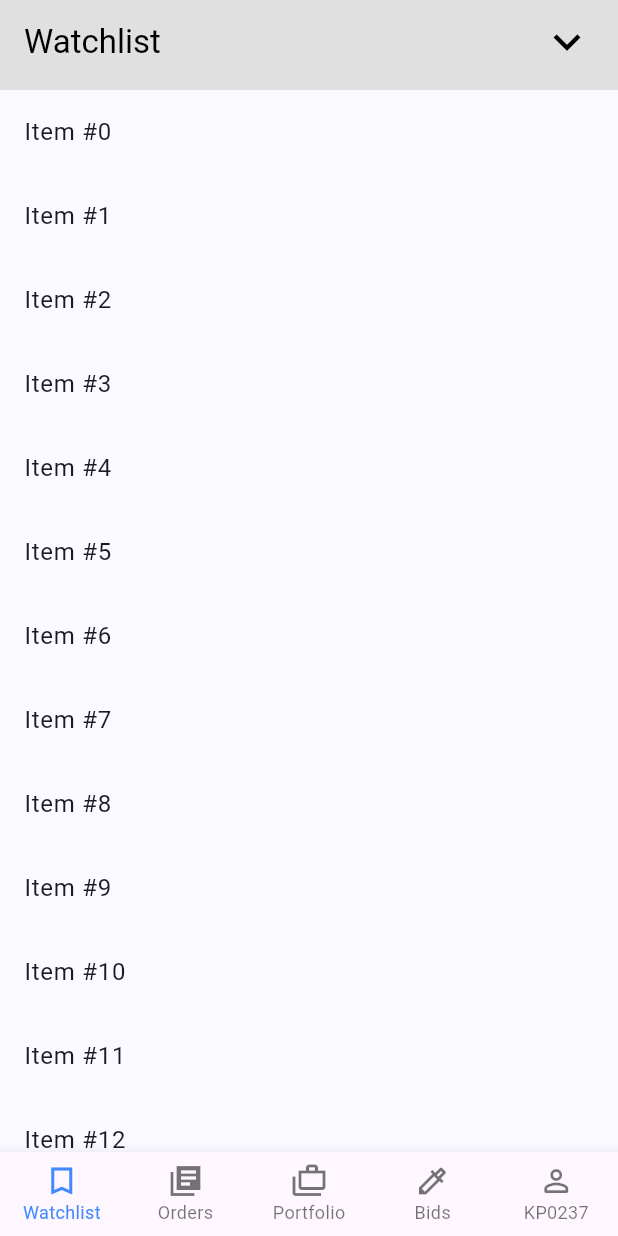
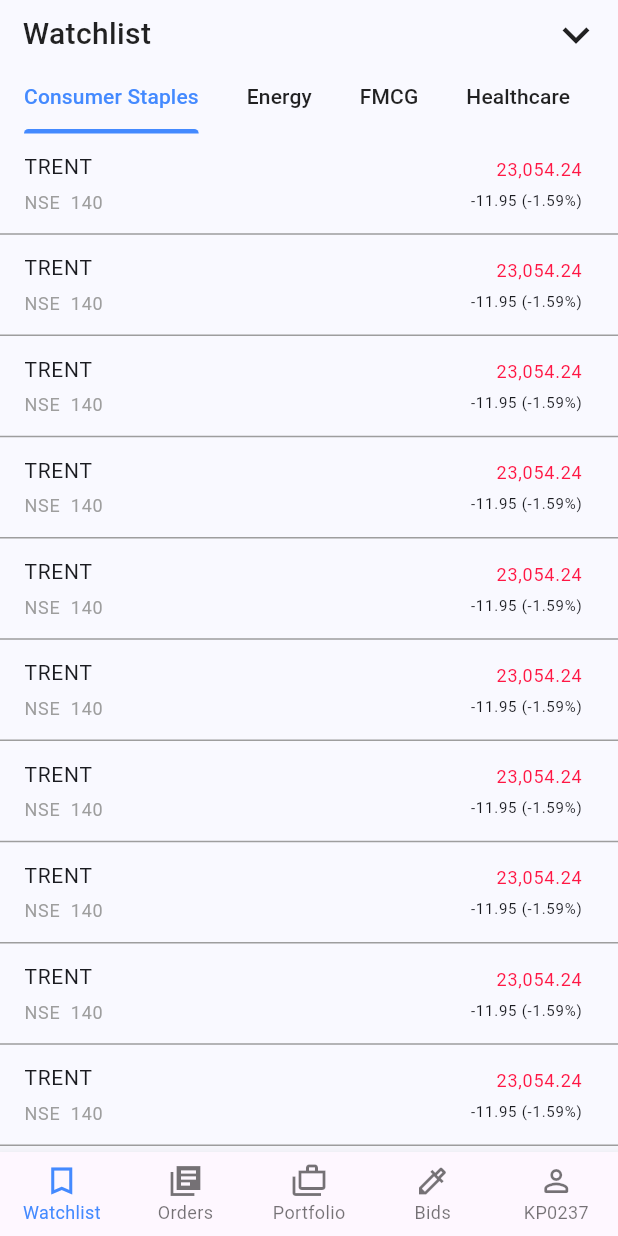
Before and after one commit to harsh8088/vyapar_app, a Flutter app: the HomeScreen screen opened by its route, on a phone screen of 412 x 824 dp. Run offline on Flutter 3.47's test engine with Material 3 defaults, Android fonts, the light colour scheme and no system bars; our stand-ins replace bloc, equatable, flutter_bloc, flutter_secure_storage, flutter_svg, formz; accounts and stored records are empty.

Commit message:
+updated code

```diff
--- a/lib/home/home.dart
+++ b/lib/home/home.dart
@@ -1,4 +1,10 @@
 import 'package:flutter/material.dart';
+import 'package:vyapar_app/home/portfolio.dart';
+import 'package:vyapar_app/home/watchlist/watchlist.dart';
+
+import 'account.dart';
+import 'bids.dart';
+import 'orders.dart';
 
 class HomeScreen extends StatefulWidget {
   const HomeScreen({super.key});
@@ -10,6 +16,7 @@
 class _HomeScreenState extends State<HomeScreen>
     with SingleTickerProviderStateMixin {
   final ExpansionTileController controller = ExpansionTileController();
+  final PageController pageController = PageController(initialPage: 0);
 
   int _selectedIndex = 0;
   static const TextStyle optionStyle =
@@ -43,42 +50,10 @@
   Widget build(BuildContext context) {
     return Scaffold(
       body: SafeArea(
-        child: CustomScrollView(
-          slivers: [
-            SliverAppBar(
-              automaticallyImplyLeading: false,
-              // Provide a standard title.
-              title: const Row(
-                children: [
-                  Text("Watchlist"),
-                  Spacer(),
-                  Icon(
-                    Icons.keyboard_arrow_down_outlined,
-                    size: 36,
-                  )
-                ],
-              ),
-              // Allows the user to reveal the app bar if they begin scrolling
-              // back up the list of items.
-              floating: true,
-              // Display a placeholder widget to visualize the shrinking size.
-              flexibleSpace: Container(
-                color: Colors.grey.shade300,
-              ),
-              // Make the initial height of the SliverAppBar larger than normal.
-              expandedHeight: 60,
-            ),
-            SliverList(
-              // Use a delegate to build items as they're scrolled on screen.
-              delegate: SliverChildBuilderDelegate(
-                // The builder function returns a ListTile with a title that
-                // displays the index of the current item.
-                (context, index) => ListTile(title: Text('Item #$index')),
-                // Builds 20 ListTiles
-                childCount: 20,
-              ),
-            ),
-          ],
+        child: PageView(
+          physics: const NeverScrollableScrollPhysics(),
+          controller: pageController,
+          children: [WatchList(), Orders(), Portfolio(), Bids(), Account()],
         ),
       ),
       bottomNavigationBar: Theme(
@@ -156,6 +131,7 @@
   void _onItemTapped(int index) {
     setState(() {
       _selectedIndex = index;
+      pageController.jumpToPage(index);
     });
   }
 }
--- /dev/null
+++ b/lib/home/watchlist/items.dart
@@ -0,0 +1,64 @@
+import 'package:flutter/material.dart';
+
+class Items extends StatefulWidget {
+  const Items({Key? key}) : super(key: key);
+
+  @override
+  State<Items> createState() => _WatchListState();
+}
+
+class _WatchListState extends State<Items> with SingleTickerProviderStateMixin {
+  @override
+  void initState() {
+    super.initState();
+  }
+
+  @override
+  Widget build(BuildContext context) {
+    return ListView.separated(
+        itemBuilder: (BuildContext context, int index) {
+          return ListTile(
+              title: Padding(
+            padding: const EdgeInsets.only(top: 4.0, bottom: 4.0),
+            child: Row(
+              children: [
+                const Expanded(
+                    child: Column(
+                  crossAxisAlignment: CrossAxisAlignment.start,
+                  children: [
+                    Text(
+                      "TRENT",
+                      style: TextStyle(fontSize: 14),
+                    ),
+                    SizedBox(
+                      height: 4,
+                    ),
+                    Text("NSE  140",
+                        style: TextStyle(color: Colors.grey, fontSize: 12))
+                  ],
+                )),
+                const Spacer(),
+                Expanded(
+                    child: Column(
+                  crossAxisAlignment: CrossAxisAlignment.end,
+                  children: [
+                    Text(
+                      "23,054.24",
+                      style: TextStyle(
+                          color: Colors.redAccent.shade400, fontSize: 12),
+                    ),
+                    const SizedBox(
+                      height: 4,
+                    ),
+                    const Text("-11.95 (-1.59%)", style: TextStyle(fontSize: 10))
+                  ],
+                ))
+              ],
+            ),
+          ));
+        },
+        separatorBuilder: (context, index) =>
+            const Divider(height: 0.5, color: Colors.grey),
+        itemCount: 30);
+  }
+}
--- /dev/null
+++ b/lib/home/watchlist/watchlist.dart
@@ -0,0 +1,202 @@
+import 'package:flutter/cupertino.dart';
+import 'package:flutter/material.dart';
+import 'package:vyapar_app/home/watchlist/items.dart';
+
+class WatchList extends StatefulWidget {
+  const WatchList({Key? key}) : super(key: key);
+
+  @override
+  State<WatchList> createState() => _WatchListState();
+}
+
+class _WatchListState extends State<WatchList>
+    with SingleTickerProviderStateMixin {
+  late TabController tabController;
+  final PageController pageController = PageController(initialPage: 0);
+  int _selectedIndex = 0;
+
+  @override
+  void initState() {
+    super.initState();
+    tabController = TabController(length: 7, vsync: this);
+  }
+
+  @override
+  Widget build(BuildContext context) {
+    return Column(
+      children: [
+        SizedBox(
+          height: 5,
+        ),
+        const Row(
+          children: [
+            SizedBox(
+              width: 15,
+            ),
+            Text(
+              "Watchlist",
+              style: TextStyle(
+                  fontSize: 20,
+                  fontWeight: FontWeight.w500,
+                  color: Colors.black87),
+            ),
+            Spacer(),
+            Icon(
+              Icons.keyboard_arrow_down_outlined,
+              size: 36,
+              color: Colors.black87,
+            ),
+            SizedBox(
+              width: 10,
+            ),
+          ],
+        ),
+        Theme(
+          data: ThemeData(
+              splashColor: Colors.transparent,
+              highlightColor: Colors.transparent,
+              hoverColor: Colors.transparent),
+          child: TabBar(
+            onTap: _onItemTapped,
+            indicatorColor: Colors.blueAccent,
+            unselectedLabelColor: Colors.black87,
+            labelColor: Colors.blueAccent,
+            dividerHeight: 0,
+            tabAlignment: TabAlignment.start,
+            isScrollable: true,
+            tabs: <Tab>[
+              Tab(
+                // set icon to the tab
+                text: "Consumer Staples",
+              ),
+              Tab(
+                text: "Energy",
+              ),
+              Tab(
+                text: "FMCG",
+              ),
+              Tab(
+                text: "Healthcare",
+              ),
+              Tab(
+                text: "Finance & Service",
+              ),
+              Tab(
+                text: "RealEstate",
+              ),
+              Tab(
+                text: "Materials",
+              ),
+            ],
+            controller: tabController,
+          ),
+        ),
+        Expanded(
+          child: TabBarView(
+            controller: tabController,
+            // physics: const NeverScrollableScrollPhysics(),
+            children: const [
+              Items(),
+              Items(),
+              Items(),
+              Items(),
+              Items(),
+              Items(),
+              Items()
+            ],
+          ),
+        )
+      ],
+    );
+  }
+
+  Widget _customScrollView() {
+    return CustomScrollView(
+      slivers: [
+        SliverAppBar(
+          automaticallyImplyLeading: false,
+          // Provide a standard title.
+          title: const Row(
+            children: [
+              Text(
+                "Watchlist",
+                style: TextStyle(
+                    fontWeight: FontWeight.w500, color: Colors.black87),
+              ),
+              Spacer(),
+              Icon(
+                Icons.keyboard_arrow_down_outlined,
+                size: 36,
+                color: Colors.black87,
+              )
+            ],
+          ),
+          // Allows the user to reveal the app bar if they begin scrolling
+          // back up the list of items.
+          floating: true,
+          // Display a placeholder widget to visualize the shrinking size.
+          flexibleSpace: Container(
+            color: Colors.grey.shade200,
+          ),
+          // Make the initial height of the SliverAppBar larger than normal.
+          expandedHeight: 60,
+        ),
+        SliverList(
+          // Use a delegate to build items as they're scrolled on screen.
+          delegate: SliverChildBuilderDelegate(
+            // The builder function returns a ListTile with a title that
+            // displays the index of the current item.
+            (context, index) => ListView(
+              children: [
+                TabBar(
+                  tabs: <Tab>[
+                    Tab(
+                      // set icon to the tab
+                      text: "Consumer Staples",
+                    ),
+                    Tab(
+                      text: "Energy",
+                    ),
+                    Tab(
+                      text: "FMCG",
+                    ),
+                    Tab(
+                      text: "Healthcare",
+                    ),
+                    Tab(
+                      text: "Finance & Service",
+                    ),
+                    Tab(
+                      text: "RealEstate",
+                    ),
+                    Tab(
+                      text: "Materials",
+                    ),
+                  ],
+                  controller: tabController,
+                )
+              ],
+            ),
+            // Builds 20 ListTiles
+            childCount: 1,
+          ),
+        ),
+      ],
+    );
+  }
+
+  void _onItemTapped(int index) {
+    setState(() {
+      _selectedIndex = index;
+      pageController.jumpToPage(index);
+    });
+  }
+
+  void _onPageChanged(int index) {
+    setState(() {
+      _selectedIndex = index;
+      // tabController.index
+      // pageController.jumpToPage(index);
+    });
+  }
+}
```
Also changed, not shown: lib/home/account.dart (added, +10 -0 lines), lib/home/bids.dart (added, +10 -0 lines), lib/home/orders.dart (added, +10 -0 lines), lib/home/overview_widget.dart (added, +74 -0 lines), lib/home/portfolio.dart (added, +10 -0 lines), 1 other file.
